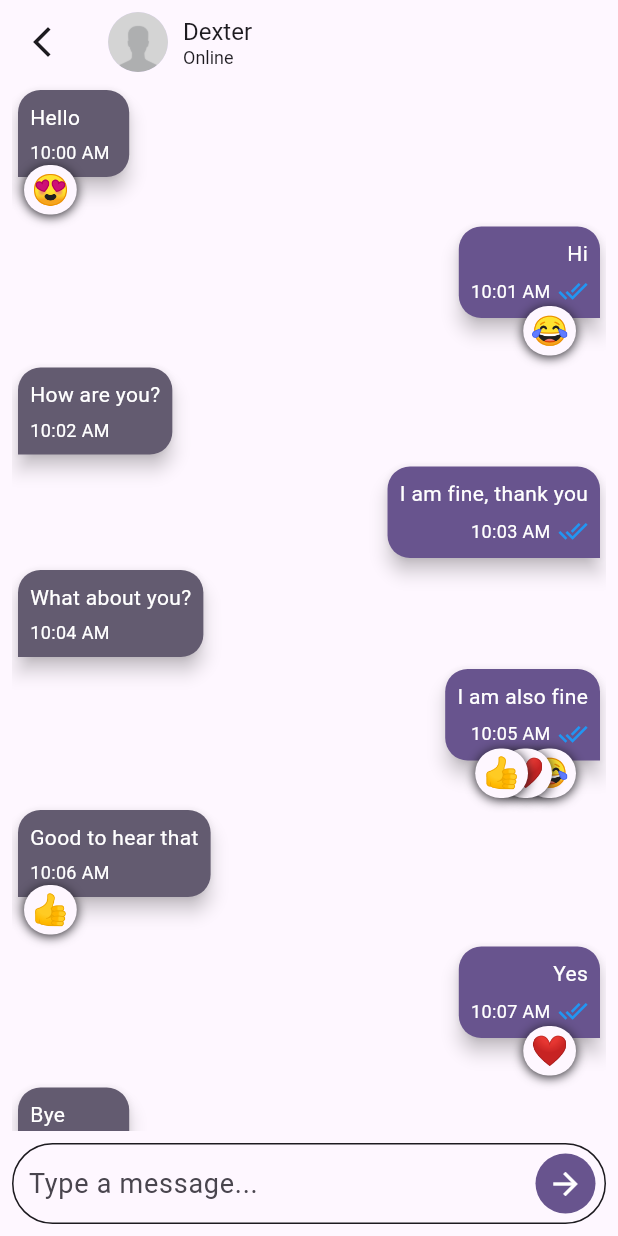
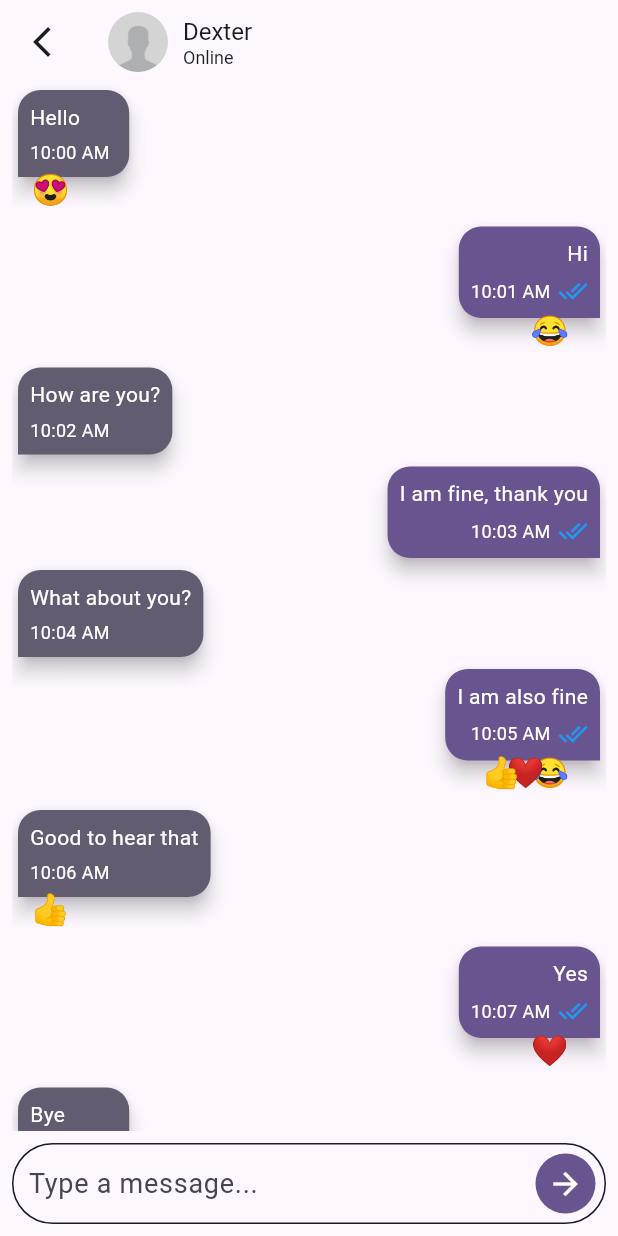
Before and after one commit to Dexterfury/flutter_chat_reactions, a Flutter app: the screen it shows after launch, on a phone screen of 412 x 824 dp. Run offline on Flutter 3.47's test engine with Material 3 defaults, Android fonts, the phone set to English and light mode, and no system bars; our stand-ins replace animate_do, date_format, emoji_picker_flutter.

```diff
--- a/lib/widgets/stacked_reactions.dart
+++ b/lib/widgets/stacked_reactions.dart
@@ -38,15 +38,7 @@ class StackedReactions extends StatelessWidget {
         margin: EdgeInsets.only(left: leftOffset * index),
         padding: const EdgeInsets.fromLTRB(5.0, 2.0, 5.0, 2.0),
         decoration: BoxDecoration(
-          color: Theme.of(context).colorScheme.background,
           borderRadius: const BorderRadius.all(Radius.circular(25)),
-          boxShadow: [
-            BoxShadow(
-              color: Theme.of(context).colorScheme.onBackground,
-              offset: const Offset(0.0, 1.0),
-              blurRadius: 6.0,
-            ),
-          ],
         ),
         child: Center(
           child: Material(
@@ -83,15 +75,7 @@ class StackedReactions extends StatelessWidget {
                   padding: const EdgeInsets.all(2.0),
                   margin: const EdgeInsets.all(2.0),
                   decoration: BoxDecoration(
-                    color: Theme.of(context).colorScheme.background,
                     borderRadius: const BorderRadius.all(Radius.circular(25)),
-                    boxShadow: [
-                      BoxShadow(
-                        color: Theme.of(context).colorScheme.onBackground,
-                        offset: const Offset(0.0, 1.0),
-                        blurRadius: 6.0,
-                      ),
-                    ],
                   ),
                   child: Center(
                     child: Padding(
```
Also changed, not shown: lib/flutter_chat_reactions.dart (+0 -18 lines), 1 other file.
